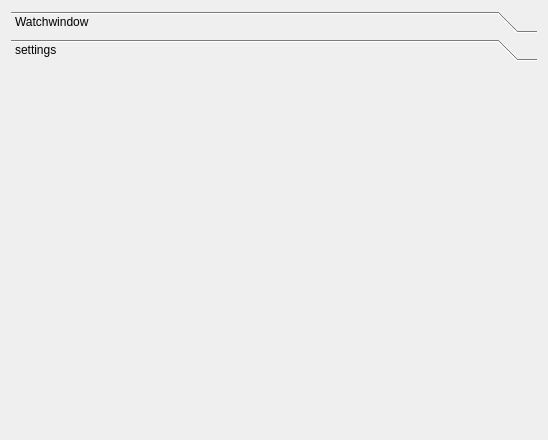
Before: the Qt Designer form ui/watchwindow.ui in OpenIndy/OpenIndy, drawn with Qt 5.
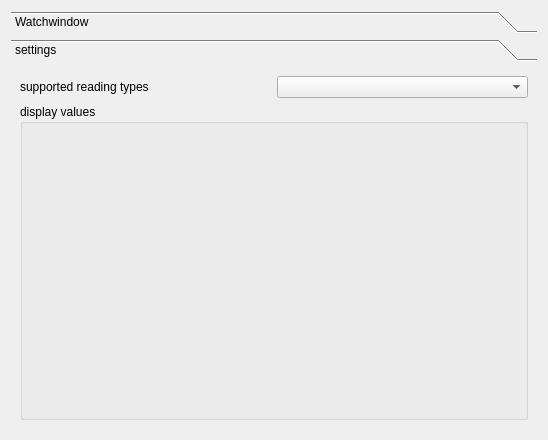
After: the same form once the commit is applied. The open tabs and pages were chosen to show the change.

Commit message: start of implementation of watchwindow settings

The edit to the form file:
```diff
--- a/ui/watchwindow.ui
+++ b/ui/watchwindow.ui
@@ -47,6 +47,33 @@
       <attribute name="label">
        <string>settings</string>
       </attribute>
+      <layout class="QVBoxLayout" name="verticalLayout_3">
+       <item>
+        <layout class="QVBoxLayout" name="verticalLayout" stretch="1,9">
+         <item>
+          <layout class="QHBoxLayout" name="horizontalLayout">
+           <item>
+            <widget class="QLabel" name="label_suppReadings">
+             <property name="text">
+              <string>supported reading types</string>
+             </property>
+            </widget>
+           </item>
+           <item>
+            <widget class="QComboBox" name="comboBox_suppReadings"/>
+           </item>
+          </layout>
+         </item>
+         <item>
+          <widget class="QGroupBox" name="groupBox_displayValues">
+           <property name="title">
+            <string>display values</string>
+           </property>
+          </widget>
+         </item>
+        </layout>
+       </item>
+      </layout>
      </widget>
     </widget>
    </item>
```
Left out of the diff: 4 changed lines with no effect on the pictures. The commit also changes 2 other files.
